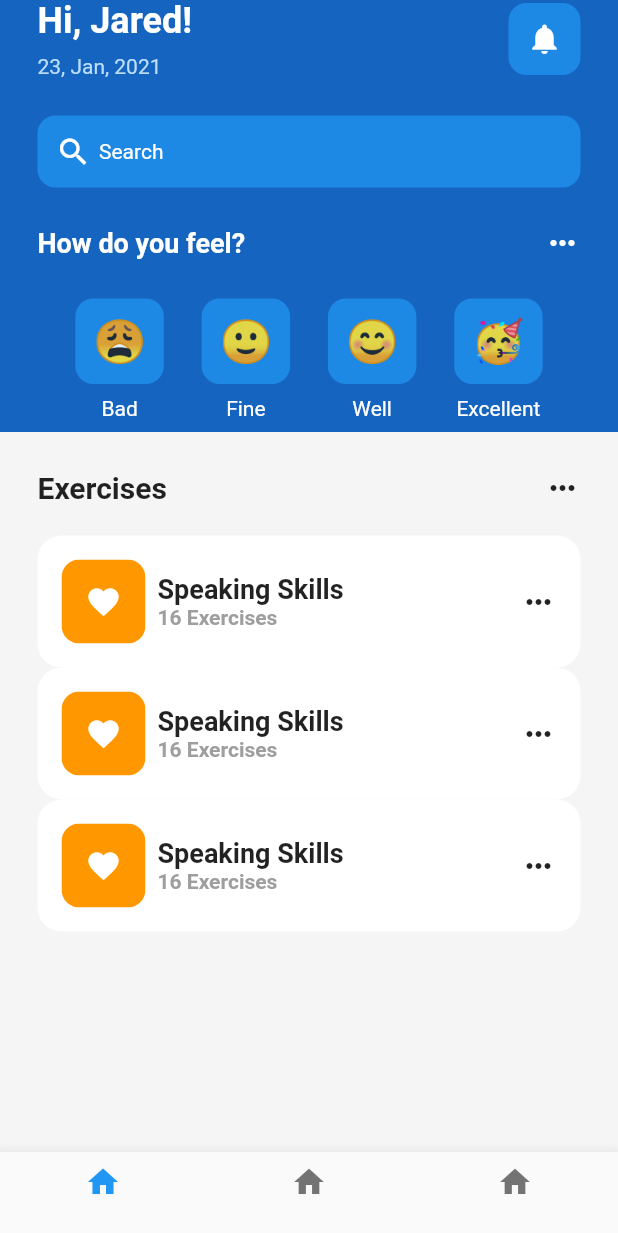
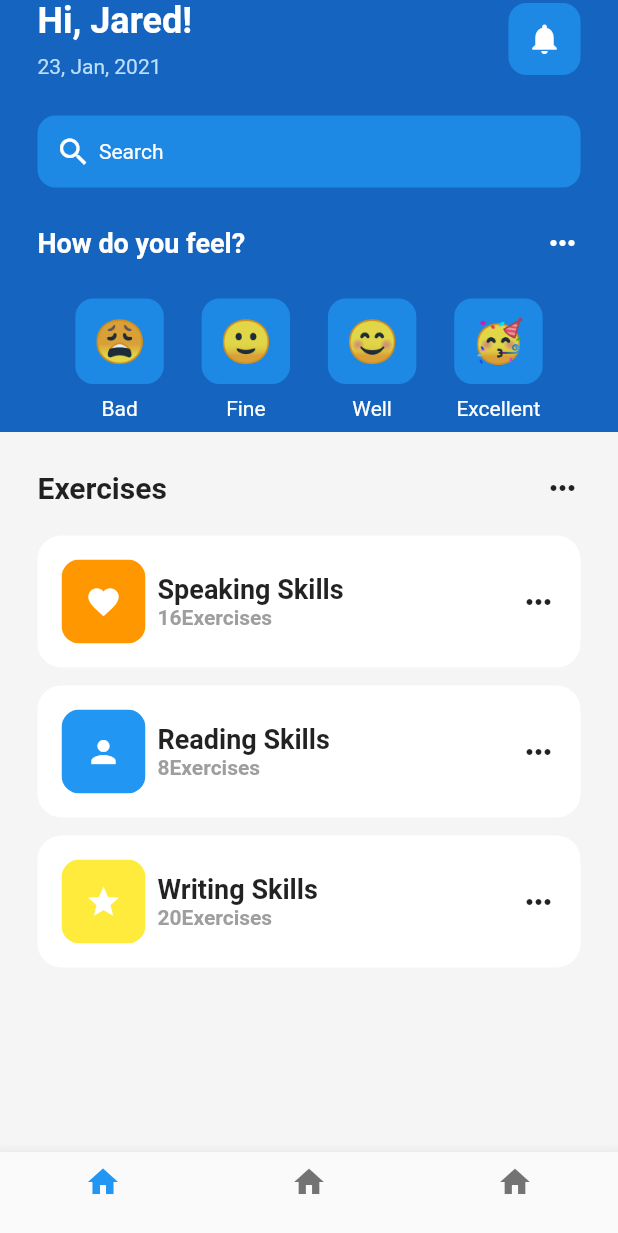
Before and after one commit to oishigyunyu/clone_dribble, a Flutter app: the screen it shows after launch, on a phone screen of 412 x 824 dp. Shown: the top 1233 px of the screen. Run offline on Flutter 3.47's test engine with Material 2 defaults, Android fonts, the phone set to English and light mode, and no system bars; our stand-ins replace material_color_utilities.

Commit message:
完成？

```diff
--- a/lib/pages/home_page.dart
+++ b/lib/pages/home_page.dart
@@ -226,9 +226,27 @@ class _HomePageState extends State<HomePage> {
                       Expanded(
                         child: ListView(
                           children: const [
-                            ExerciseTile(),
-                            ExerciseTile(),
-                            ExerciseTile(),
+                            ExerciseTile(
+                              icon: Icons.favorite,
+                              exerciseName: 'Speaking Skills',
+                              numberOfExercises: 16,
+                              color: Colors.orange,
+                            ),
+
+                            ExerciseTile(
+                              icon: Icons.person,
+                              exerciseName: 'Reading Skills',
+                              numberOfExercises: 8,
+                              color: Colors.blue,
+                            ),
+
+                            ExerciseTile(
+                              icon: Icons.star,
+                              exerciseName: 'Writing Skills',
+                              numberOfExercises: 20,
+                              color: Colors.yellow,
+                            ),
+
                           ],
                         ),
                       ),
--- a/lib/util/exercise_tile.dart
+++ b/lib/util/exercise_tile.dart
@@ -1,13 +1,26 @@
 import 'package:flutter/material.dart';
 
 class ExerciseTile extends StatelessWidget {
-  const ExerciseTile({Key? key}) : super(key: key);
+  final IconData icon;
+  final String exerciseName;
+  final int numberOfExercises;
+  final dynamic color;
 
+  const ExerciseTile({
+    Key? key,
+    required this.icon,
+    required this.exerciseName,
+    required this.numberOfExercises,
+    required this.color,
+  }) : super(key: key);
+
+// list view of exercises
   @override
   Widget build(BuildContext context) {
-    return // list view of exercises
-      Container(
-        padding: EdgeInsets.all(16),
+    return Padding(
+      padding: const EdgeInsets.only(bottom: 12.0),
+      child: Container(
+        padding: const EdgeInsets.all(16.0),
         decoration: BoxDecoration(
           color: Colors.white,
           borderRadius: BorderRadius.circular(16),
@@ -21,9 +34,9 @@ class ExerciseTile extends StatelessWidget {
                   borderRadius: BorderRadius.circular(12),
                   child: Container(
                     padding: const EdgeInsets.all(16.0),
-                    color: Colors.orange,
-                    child: const Icon(
-                      Icons.favorite,
+                    color: color,
+                    child: Icon(
+                      icon,
                       color: Colors.white,
                     ),
                   ),
@@ -33,18 +46,18 @@ class ExerciseTile extends StatelessWidget {
                 ),
                 Column(
                   crossAxisAlignment: CrossAxisAlignment.start,
-                  children: const [
+                  children: [
                     // title
                     Text(
-                      'Speaking Skills',
-                      style: TextStyle(
+                      exerciseName,
+                      style: const TextStyle(
                         fontSize: 18,
                         fontWeight: FontWeight.bold,
                       ),
                     ),
                     Text(
-                      '16 Exercises',
-                      style: TextStyle(
+                      '${numberOfExercises}Exercises',
+                      style: const TextStyle(
                           color: Colors.grey,
                           fontSize: 14,
                           fontWeight: FontWeight.bold),
@@ -56,6 +69,7 @@ class ExerciseTile extends StatelessWidget {
             const Icon(Icons.more_horiz),
           ],
         ),
-      );
+      ),
+    );
   }
 }
```
